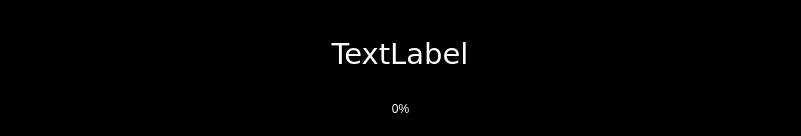
Above: ui/osd.ui from cmusik/qtosd before the change. Below: the same form after it.
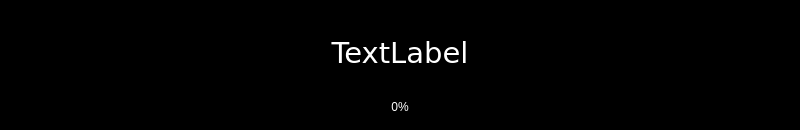
That is the form after the change. The open tabs and pages were chosen to show the change.

Commit message: added fadein feature fixed sizes again

The edit to the form file:
```diff
--- a/ui/osd.ui
+++ b/ui/osd.ui
@@ -5,10 +5,28 @@
    <rect>
     <x>0</x>
     <y>0</y>
-    <width>801</width>
-    <height>136</height>
+    <width>800</width>
+    <height>130</height>
    </rect>
   </property>
+  <property name="sizePolicy" >
+   <sizepolicy vsizetype="Fixed" hsizetype="Fixed" >
+    <horstretch>0</horstretch>
+    <verstretch>0</verstretch>
+   </sizepolicy>
+  </property>
+  <property name="minimumSize" >
+   <size>
+    <width>800</width>
+    <height>130</height>
+   </size>
+  </property>
+  <property name="maximumSize" >
+   <size>
+    <width>800</width>
+    <height>130</height>
+   </size>
+  </property>
   <property name="palette" >
    <palette>
     <active>
@@ -82,11 +100,32 @@
    </property>
    <item>
     <widget class="QStackedWidget" name="stackedWidget" >
+     <property name="sizePolicy" >
+      <sizepolicy vsizetype="Fixed" hsizetype="Fixed" >
+       <horstretch>0</horstretch>
+       <verstretch>0</verstretch>
+      </sizepolicy>
+     </property>
+     <property name="minimumSize" >
+      <size>
+       <width>770</width>
+       <height>100</height>
+      </size>
+     </property>
+     <property name="maximumSize" >
+      <size>
+       <width>770</width>
+       <height>100</height>
+      </size>
+     </property>
      <property name="currentIndex" >
       <number>1</number>
      </property>
      <widget class="QWidget" name="page_1" >
       <layout class="QVBoxLayout" name="verticalLayout_2" >
+       <property name="sizeConstraint" >
+        <enum>QLayout::SetFixedSize</enum>
+       </property>
        <property name="margin" >
         <number>0</number>
        </property>
```
Left out of the diff: 2 changed lines with no effect on the pictures. The commit also changes 2 other files.
